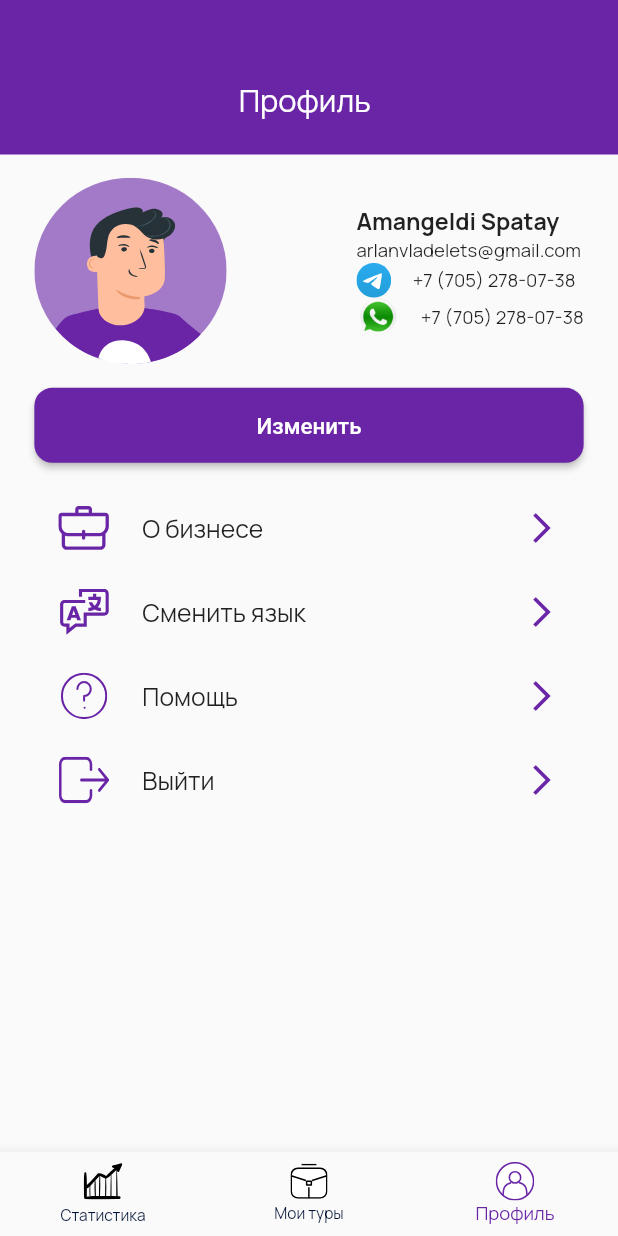
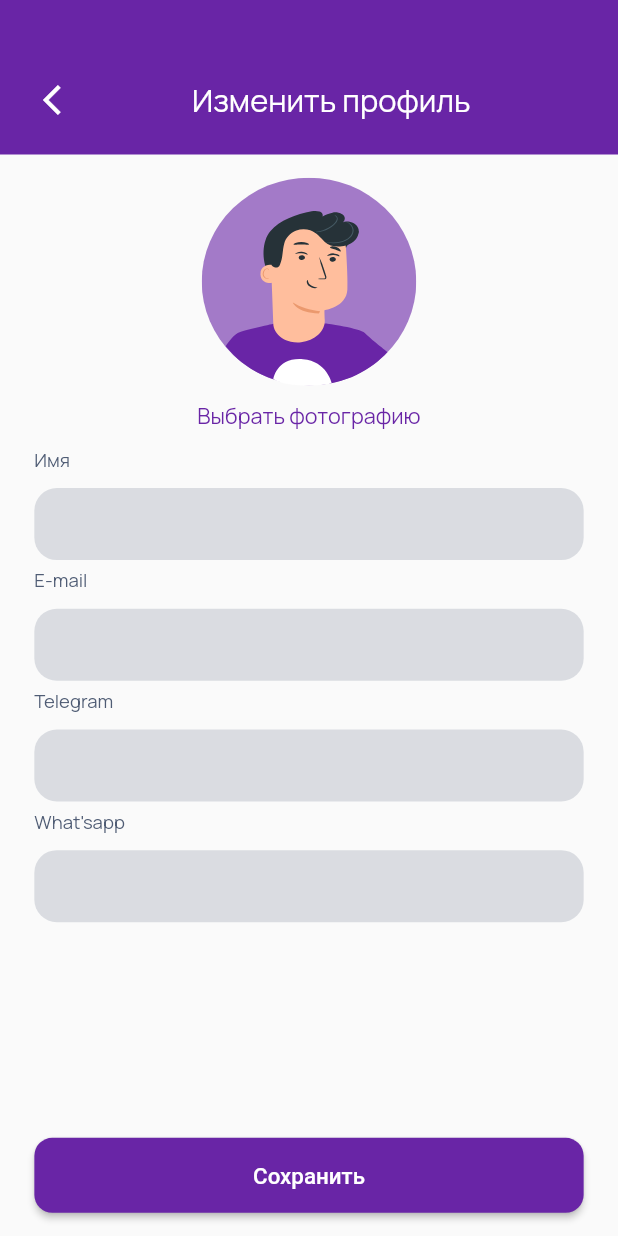
Before and after one commit to ArlanDaulen/kettik_business, a Flutter app: the screen it shows after launch, item 3 of the bottom bar chosen, after a tap on "Изменить", on a phone screen of 412 x 824 dp. Run offline on Flutter 3.47's test engine with Material 2 defaults, Android fonts, the phone set to English and light mode, and no system bars; our stand-ins replace connectivity, dio, easy_localization, fl_chart, flutter_svg, fluttertoast and 5 more; Roboto replaces fonts that are missing (Rubik); project files that could hold a hidden picture were left out.

Commit message:
Arlan's commit

```diff
--- a/lib/app/data/models/user_profile_model.dart
+++ b/lib/app/data/models/user_profile_model.dart
@@ -1,3 +1,5 @@
+import 'dart:io';
+
 class UserProfile {
   int? id;
   String? email;
@@ -5,6 +7,7 @@ class UserProfile {
   String? phone;
   String? telegramPhone;
   String? whatsappPhone;
+  File? image;
 
   UserProfile(
       {this.id,
@@ -12,7 +15,8 @@ class UserProfile {
       this.fullName,
       this.phone,
       this.telegramPhone,
-      this.whatsappPhone});
+      this.whatsappPhone,
+      this.image});
 
   UserProfile.fromJson(Map<String, dynamic> json) {
     id = json['id'];
@@ -33,4 +37,21 @@ class UserProfile {
     data['whatsappPhone'] = this.whatsappPhone;
     return data;
   }
+
+  UserProfile copyWith({
+    String? email,
+    String? fullName,
+    String? telegramPhone,
+    String? whatsappPhone,
+    File? image,
+  }) =>
+      UserProfile(
+        id: id,
+        email: email ?? this.email,
+        fullName: fullName ?? this.fullName,
+        phone: phone,
+        telegramPhone: telegramPhone ?? this.telegramPhone,
+        whatsappPhone: whatsappPhone ?? this.whatsappPhone,
+        image: image ?? this.image!,
+      );
 }
--- a/lib/pages/profile/provider/profile_provider.dart
+++ b/lib/pages/profile/provider/profile_provider.dart
@@ -1,27 +1,36 @@
 import 'dart:developer';
+import 'dart:io';
 
 import 'package:flutter/cupertino.dart';
+import 'package:flutter/services.dart';
+import 'package:image_picker/image_picker.dart';
 import 'package:kettik_business/base/base_bloc.dart';
 import 'package:kettik_business/shared/size_config.dart';
+import 'package:path_provider/path_provider.dart';
+import 'package:path/path.dart';
 
 import '../../../app/data/models/user_profile_model.dart';
 
 class ProfileProvider extends BaseBloc {
   String currentCity = 'Алматы';
 
-  final UserProfile user = UserProfile(
+  UserProfile user = UserProfile(
     id: 1,
     fullName: 'Amangeldi Spatay',
     email: 'arlanvladelets@gmail.com',
     phone: '+7 (705) 278-07-38',
     telegramPhone: '+7 (705) 278-07-38',
     whatsappPhone: '+7 (705) 278-07-38',
+    image: null,
   );
+
+  File? image;
 
   init(BuildContext context) {
     setLoading(true);
     SizeConfig().init(context);
     setLoading(false);
+    log(user.fullName!);
   }
 
   setCurrentCity(String city) {
@@ -29,4 +38,53 @@ class ProfileProvider extends BaseBloc {
     notifyListeners();
     log(currentCity);
   }
+
+  setUser(List<TextEditingController> controllers, File? _image) {
+    user = user.copyWith(
+      fullName: controllers[0].text,
+      email: controllers[1].text,
+      telegramPhone: controllers[2].text,
+      whatsappPhone: controllers[3].text,
+      image: _image!,
+    );
+    notifyListeners();
+  }
+
+
+
+  // Future pickImage(ImageSource source) async {
+  //   try {
+  //     final image = await ImagePicker().pickImage(source: source);
+  //     notifyListeners();
+  //     if (image == null) return;
+  //     final imagePermanent = await saveImagePermanently(image.path);
+  //     this.image = imagePermanent;
+  //     setIsCanDelete(true);
+  //     notifyListeners();
+  //     log(image.toString());
+  //   } on PlatformException catch (e) {
+  //     throw ('Failed to pick image : $e');
+  //   }
+  // }
+
+  // Future<File> saveImagePermanently(String imagePath) async {
+  //   final directory = await getApplicationDocumentsDirectory();
+  //   final name = basename(imagePath);
+  //   final image = File('${directory.path}/$name');
+
+  //   return File(imagePath).copy(image.path);
+  // }
+
+  bool isCanDelete = false;
+  setIsCanDelete(bool value) {
+    isCanDelete = value;
+    notifyListeners();
+  }
+
+  deleteImage() {
+    image = null;
+    // ProfileProvider().profileModel!.image = '';
+    setIsCanDelete(false);
+    notifyListeners();
+  }
 }
--- /dev/null
+++ b/lib/pages/profile/ui/change_profile_screen.dart
@@ -0,0 +1,185 @@
+import 'dart:developer';
+import 'dart:io';
+
+import 'package:flutter/material.dart';
+import 'package:flutter_svg/flutter_svg.dart';
+import 'package:image_picker/image_picker.dart';
+import 'package:kettik_business/pages/profile/provider/profile_provider.dart';
+import 'package:kettik_business/pages/profile/ui/widgets/avatar_bottom_sheet.dart';
+import 'package:kettik_business/shared/size_config.dart';
+import 'package:kettik_business/widgets/custom_app_bar.dart';
+import 'package:kettik_business/widgets/default_button.dart';
+import 'package:kettik_business/widgets/default_text.dart';
+import 'package:mask_text_input_formatter/mask_text_input_formatter.dart';
+
+import '../../../shared/theme.dart';
+
+typedef OnProfileChanged = void Function(List<TextEditingController>);
+
+class ChangeProfileScreen extends StatefulWidget {
+  ChangeProfileScreen(
+      {Key? key, required this.onProfileChanged, required this.model})
+      : super(key: key);
+  final OnProfileChanged onProfileChanged;
+  final ProfileProvider model;
+
+  @override
+  State<ChangeProfileScreen> createState() => _ChangeProfileScreenState();
+}
+
+class _ChangeProfileScreenState extends State<ChangeProfileScreen> {
+  List<String> titles = [
+    'Имя',
+    'E-mail',
+    'Telegram',
+    'What\'sapp',
+  ];
+
+  List<TextEditingController> controllers =
+      List.generate(4, (index) => TextEditingController());
+
+  File? image;
+  void _onImagePicked(File? _image) {
+    setState(() {
+      image = _image;
+    });
+  }
+
+  void _checkChanges() {
+    controllers.forEach((element) {
+      if (element.text != '') {
+        widget.model.setUser(controllers, image!);
+      }
+    });
+  }
+
+  @override
+  Widget build(BuildContext context) {
+    return Scaffold(
+      resizeToAvoidBottomInset: false,
+      appBar: CustomAppBar(
+        title: 'Изменить профиль',
+        isWithBackButton: true,
+      ),
+      bottomSheet: Padding(
+        padding: EdgeInsets.symmetric(
+          horizontal: getProportionateScreenWidth(40),
+          vertical: getProportionateScreenHeight(30),
+        ),
+        child: DefaultButton(
+          text: 'Сохранить',
+          press: () => Navigator.of(context).pop({
+            widget.onProfileChanged,
+            _checkChanges(),
+          }),
+        ),
+      ),
+      body: Padding(
+        padding: EdgeInsets.symmetric(
+          horizontal: getProportionateScreenWidth(40),
+        ),
+        child: Column(
+          crossAxisAlignment: CrossAxisAlignment.start,
+          children: [
+            Center(
+              child: Column(
+                children: [
+                  SizedBox(
+                    height: getProportionateScreenHeight(30),
+                  ),
+                  image == null
+                      ? SvgPicture.asset(
+                          AppSvgImages.avatar_ic,
+                          width: getProportionateScreenWidth(250),
+                        )
+                      : ClipOval(
+                          child: Image.file(
+                            image!,
+                            width: getProportionateScreenWidth(250),
+                            height: getProportionateScreenHeight(250),
+                            fit: BoxFit.cover,
+                          ),
+                        ),
+                  SizedBox(
+                    height: getProportionateScreenHeight(20),
+                  ),
+                  GestureDetector(
+                      onTap: () => showModalBottomSheet(
+                          backgroundColor: AppColors.whiteColor.withOpacity(0),
+                          context: context,
+                          builder: (context) {
+                            return AvatarBottomSheet(
+                                model: widget.model,
+                                onImagePicked: _onImagePicked);
+                          }),
+                      child: DefaultText(
+                        text: 'Выбрать фотографию',
+                        color: AppColors.primaryColor,
+                        fontSize: 28,
+                      )),
+                ],
+              ),
+            ),
+            SizedBox(
+              height: getProportionateScreenHeight(20),
+            ),
+            ListView.separated(
+              shrinkWrap: true,
+              physics: const BouncingScrollPhysics(),
+              itemCount: controllers.length,
+              separatorBuilder: (_, index) => SizedBox(
+                height: getProportionateScreenHeight(10),
+              ),
+              itemBuilder: (_, index) => Column(
+                crossAxisAlignment: CrossAxisAlignment.start,
+                children: [
+                  Text(
+                    titles[index],
+                    style: TextStyle(
+                      color: AppColors.systemDarkGrayColor,
+                      fontSize: getProportionateScreenHeight(24),
+                      fontWeight: FontWeight.w400,
+                    ),
+                  ),
+                  SizedBox(
+                    height: getProportionateScreenHeight(20),
+                  ),
+                  TextField(
+                    textAlign: TextAlign.left,
+                    keyboardType: index == 2 || index == 3
+                        ? TextInputType.number
+                        : index == 1
+                            ? TextInputType.emailAddress
+                            : TextInputType.name,
+                    controller: controllers[index],
+                    inputFormatters: [
+                      if (index == 2 || index == 3) numberFormatter
+                    ],
+                    style: TextStyle(
+                      fontSize: getProportionateScreenHeight(28),
+                    ),
+                    cursorColor: AppColors.systemBlackColor,
+                    decoration: InputDecoration(
+                      filled: true,
+                      fillColor:
+                          AppColors.systemLightGrayColor.withOpacity(0.3),
+                      border: OutlineInputBorder(
+                        borderSide: BorderSide.none,
+                        borderRadius: BorderRadius.circular(15),
+                      ),
+                      contentPadding: EdgeInsets.only(
+                          left: getProportionateScreenWidth(20)),
+                    ),
+                  ),
+                ],
+              ),
+            ),
+          ],
+        ),
+      ),
+    );
+  }
+
+  var numberFormatter = MaskTextInputFormatter(
+      mask: '+# (###) ###-##-##', filter: {'#': RegExp(r'[0-9]')});
+}
--- a/lib/pages/profile/ui/profile_screen.dart
+++ b/lib/pages/profile/ui/profile_screen.dart
@@ -2,14 +2,28 @@ import 'package:flutter/material.dart';
 import 'package:flutter_svg/flutter_svg.dart';
 import 'package:kettik_business/base/base_provider.dart';
 import 'package:kettik_business/pages/profile/provider/profile_provider.dart';
+import 'package:kettik_business/pages/profile/ui/change_profile_screen.dart';
 import 'package:kettik_business/pages/profile/ui/widgets/settings.dart';
 import 'package:kettik_business/pages/profile/ui/widgets/user_info.dart';
 import 'package:kettik_business/shared/size_config.dart';
 import 'package:kettik_business/shared/theme.dart';
 import 'package:kettik_business/widgets/default_button.dart';
 
-class ProfileScreen extends StatelessWidget {
+class ProfileScreen extends StatefulWidget {
   const ProfileScreen({Key? key}) : super(key: key);
+
+  @override
+  State<ProfileScreen> createState() => _ProfileScreenState();
+}
+
+class _ProfileScreenState extends State<ProfileScreen> {
+  List<TextEditingController>? controllers;
+
+  void _onProfileChanged(List<TextEditingController> ctrls) {
+    setState(() {
+      controllers = ctrls;
+    });
+  }
 
   @override
   Widget build(BuildContext context) {
@@ -32,7 +46,15 @@ class ProfileScreen extends StatelessWidget {
               ),
               DefaultButton(
                 text: 'Изменить',
-                press: () {},
+                press: () => Navigator.push(
+                  context,
+                  MaterialPageRoute(
+                    builder: (_) => ChangeProfileScreen(
+                      onProfileChanged: _onProfileChanged,
+                      model: model,
+                    ),
+                  ),
+                ),
               ),
               SizedBox(
                 height: getProportionateScreenHeight(30),
--- a/lib/pages/profile/ui/widgets/settings.dart
+++ b/lib/pages/profile/ui/widgets/settings.dart
@@ -83,7 +83,7 @@ class Settings extends StatelessWidget {
         context: context,
         builder: (_) => CupertinoAlertDialog(
           title: Text(
-            'Э ска точно шыккын келе ма, щенок?',
+            'Вы действительно хотите выйти из профиля?',
             style: TextStyle(
               fontSize: getProportionateScreenHeight(36),
             ),
--- a/lib/pages/profile/ui/widgets/user_info.dart
+++ b/lib/pages/profile/ui/widgets/user_info.dart
@@ -1,3 +1,5 @@
+import 'dart:ui';
+
 import 'package:flutter/material.dart';
 import 'package:flutter_svg/svg.dart';
 import 'package:kettik_business/pages/profile/provider/profile_provider.dart';
@@ -15,10 +17,19 @@ class UserInfo extends StatelessWidget {
     return Row(
       mainAxisAlignment: MainAxisAlignment.spaceBetween,
       children: [
-        SvgPicture.asset(
-          AppSvgImages.avatar_ic,
-          height: getProportionateScreenHeight(242),
-        ),
+        model.user.image == null
+            ? SvgPicture.asset(
+                AppSvgImages.avatar_ic,
+                height: getProportionateScreenHeight(242),
+              )
+            : ClipOval(
+                child: Image.file(
+                  model.user.image!,
+                  width: getProportionateScreenWidth(242),
+                  height: getProportionateScreenHeight(242),
+                  fit: BoxFit.cover,
+                ),
+              ),
         Column(
           crossAxisAlignment: CrossAxisAlignment.start,
           children: [
@@ -44,7 +55,7 @@ class UserInfo extends StatelessWidget {
             _buildMessangerPhones(
                 Image.asset(
                   AppPngPaths.whatsapp_ic,
-                  width: getProportionateScreenWidth(50),
+                  width: getProportionateScreenWidth(45),
                   height: getProportionateScreenHeight(50),
                 ),
                 model.user.whatsappPhone!),
--- a/pubspec.yaml
+++ b/pubspec.yaml
@@ -56,6 +56,9 @@ dependencies:
   fluttertoast: ^8.0.9
   fl_chart: ^0.36.2
   url_launcher: ^6.0.6
+  mask_text_input_formatter: ^2.1.0
+  image_picker: ^0.8.4+11
+  path_provider: ^2.0.7
 
 dev_dependencies:
   flutter_test:
```
Also changed, not shown: lib/pages/home/ui/widgets/chart_bar.dart (+2 -13 lines), lib/pages/profile/ui/about_business_screen.dart (+14 -1 lines), lib/pages/profile/ui/add_contacts_screen.dart (+12 -0 lines), lib/pages/profile/ui/help_screen.dart (+4 -4 lines), lib/pages/profile/ui/widgets/avatar_bottom_sheet.dart (added, +151 -0 lines), pubspec.lock, 1 other file.
